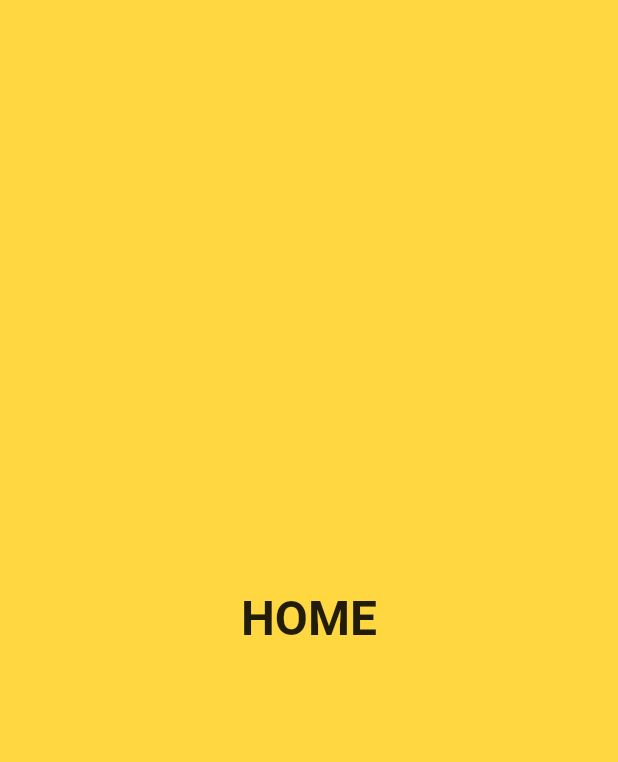
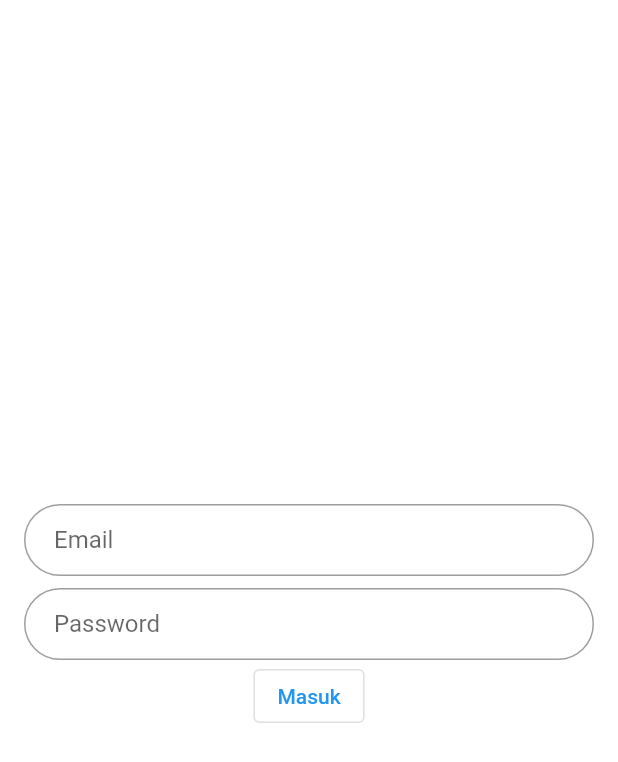
Before and after one commit to FaizRB/belajar_flutter, a Flutter app: the screen it shows after launch, on a phone screen of 412 x 824 dp. Shown: the top 762 px of the screen. Run offline on Flutter 3.47's test engine with Material 2 defaults, Android fonts, the phone set to English and light mode, and no system bars; our stand-ins replace shared_preferences.

Commit message:
[PART 2] Login Proses

```diff
--- /dev/null
+++ b/lib/ui/loginscreen.dart
@@ -0,0 +1,82 @@
+import 'package:belajar_flutter/ui/homescreen.dart';
+import 'package:flutter/material.dart';
+import 'package:shared_preferences/shared_preferences.dart';
+
+
+class Loginscreen extends StatefulWidget {
+  const Loginscreen({Key? key}) : super(key: key);
+
+  @override
+  _LoginscreenState createState() => _LoginscreenState();
+}
+
+class _LoginscreenState extends State<Loginscreen> {
+  TextEditingController emailController = TextEditingController();
+  TextEditingController pswController = TextEditingController();
+
+
+  @override
+  Widget build(BuildContext context) {
+    return SafeArea(child: Scaffold(
+      backgroundColor: Colors.white,
+      body: Container(
+        margin: const EdgeInsets.all(16),
+        child: Center(
+          child: Column(
+            mainAxisAlignment: MainAxisAlignment.center,
+            children: [
+              TextField(
+                controller: emailController,
+                keyboardType: TextInputType.emailAddress,
+                autofocus: false,
+                decoration: InputDecoration(
+                  hintText: 'Email',
+                  contentPadding:
+                  const EdgeInsets.fromLTRB(20.0, 10.0, 20.0, 10.0),
+                  border: OutlineInputBorder(
+                      borderRadius: BorderRadius.circular(32.0)),
+                ),
+              ),
+              const SizedBox(height: 8,),
+              TextField(
+                controller: pswController,
+                keyboardType: TextInputType.visiblePassword,
+                obscureText: true,
+                autofocus: false,
+                decoration: InputDecoration(
+                  hintText: 'Password',
+                  contentPadding:
+                  const EdgeInsets.fromLTRB(20.0, 10.0, 20.0, 10.0),
+                  border: OutlineInputBorder(
+                      borderRadius: BorderRadius.circular(32.0)),
+                ),
+              ),
+              OutlinedButton(
+                  onPressed: () {
+                    doLogin();
+                  },
+                  child: Text("Masuk")
+              )
+            ],
+          ),
+        ),
+      ),
+    ));
+  }
+
+  void doLogin() async {
+    var email = emailController.text.toString();
+    var psw = pswController.text.toString();
+
+    print("email : "+ email);
+    print("psw : "+ psw);
+
+    final prefs = await SharedPreferences.getInstance();
+    if(email.isNotEmpty && psw.isNotEmpty) {
+      prefs.setString("email", email);
+
+      //masuk home
+      Navigator.of(context).pushReplacement(MaterialPageRoute(builder: (context) => const Homescreen()));
+    }
+  }
+}
--- a/lib/ui/splashscreen.dart
+++ b/lib/ui/splashscreen.dart
@@ -1,7 +1,9 @@
 import 'dart:async';
 
 import 'package:belajar_flutter/ui/homescreen.dart';
+import 'package:belajar_flutter/ui/loginscreen.dart';
 import 'package:flutter/material.dart';
+import 'package:shared_preferences/shared_preferences.dart';
 
 class SplashScreen extends StatefulWidget {
   const SplashScreen({Key? key}) : super(key: key);
@@ -51,6 +53,13 @@ class _SplashScreenState extends State<SplashScreen> {
   }
 
   void navigateToHome() async {
-    Navigator.of(context).pushReplacement(MaterialPageRoute(builder: (context) => const Homescreen()));
+    final prefs = await SharedPreferences.getInstance();
+    print("cek email pref : "+prefs.getString("email").toString());
+
+    if(prefs.getString("email").toString() != "null") {
+      Navigator.of(context).pushReplacement(MaterialPageRoute(builder: (context) => const Homescreen()));
+    } else {
+      Navigator.of(context).pushReplacement(MaterialPageRoute(builder: (context) => const Loginscreen()));
+    }
   }
 }
--- a/pubspec.yaml
+++ b/pubspec.yaml
@@ -34,6 +34,7 @@ dependencies:
   # The following adds the Cupertino Icons font to your application.
   # Use with the CupertinoIcons class for iOS style icons.
   cupertino_icons: ^1.0.2
+  shared_preferences: ^2.0.13
   http: ^0.13.4
 
 dev_dependencies:
```
Also changed, not shown: lib/ui/homescreen.dart (+25 -2 lines), pubspec.lock, 3 other files.
